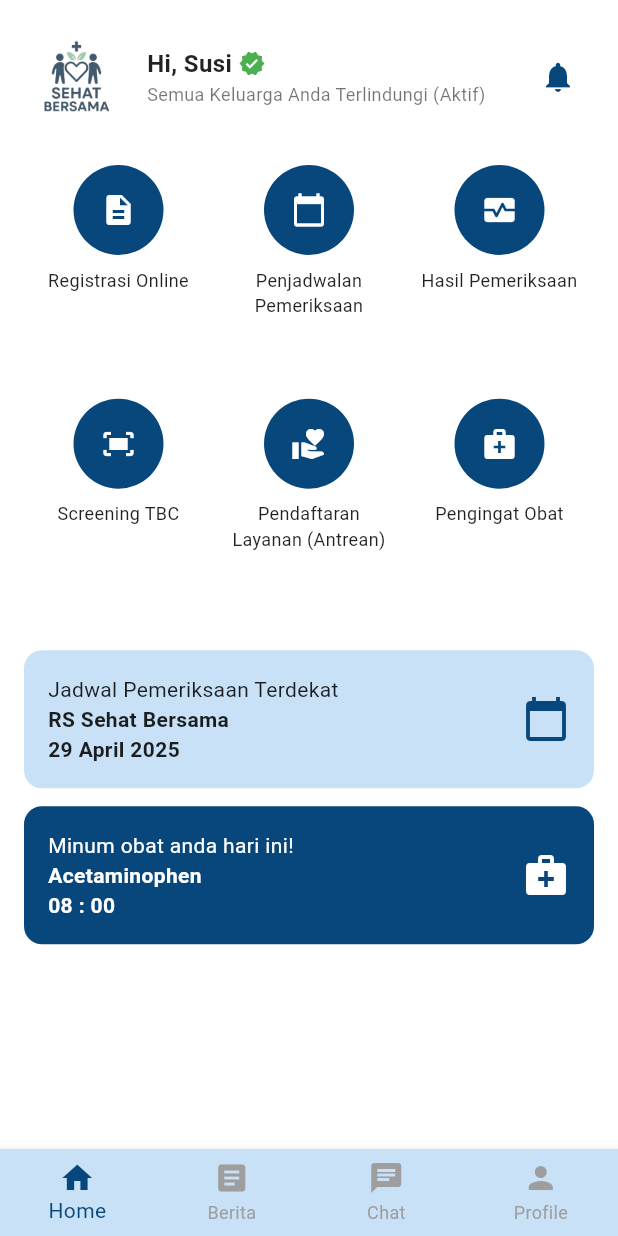
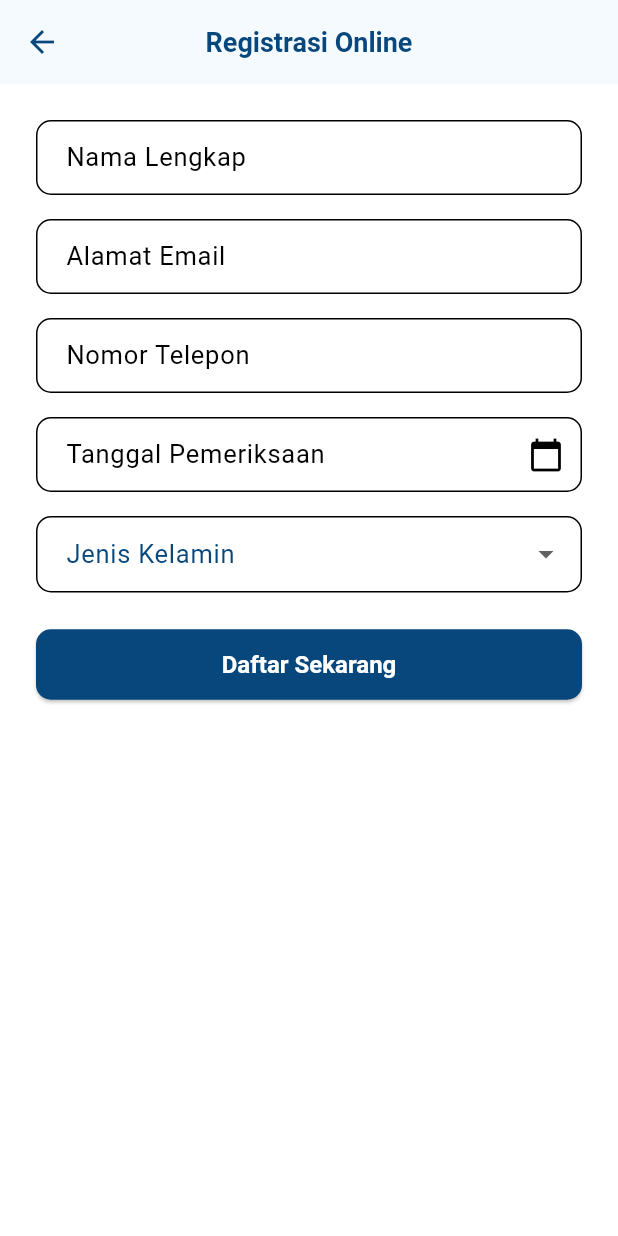
Before and after one commit to ipaddr/MPLJJ25-140-KEL-4, a Flutter app: the DashboardScreen screen opened by its route, after a tap on "Registrasi Online", on a phone screen of 412 x 824 dp. Run offline on Flutter 3.47's test engine with Material 3 defaults, Android fonts, the phone set to English and light mode, and no system bars; our stand-ins replace flutter_svg.

Commit message:
registrasi online

```diff
--- a/sehat_bersama/lib/main.dart
+++ b/sehat_bersama/lib/main.dart
@@ -12,6 +12,8 @@
 import 'screens/auth/login_petugas_screen.dart';
 import 'screens/petugas/dashboard_petugas.dart';
 import 'screens/dashboard/dashboard.dart';
+import 'screens/dashboard/registrasi/registrasi_screen.dart';
+import 'screens/dashboard/registrasi/registrasi_berhasil_screen.dart';
 
 void main() {
   runApp(
@@ -42,6 +44,8 @@
         '/login-petugas': (_) => const LoginPetugasScreen(),
         '/dashboard-petugas': (_) => const DashboardPetugasScreen(),
         '/dashboard': (_) => const DashboardScreen(),
+        '/registrasi-online': (_) => const RegistrasiOnlineScreen(),
+        '/registrasi-berhasil': (_) => const RegistrasiBerhasilScreen(),
       },
     );
   }
--- a/sehat_bersama/lib/screens/dashboard/dashboard.dart
+++ b/sehat_bersama/lib/screens/dashboard/dashboard.dart
@@ -1,5 +1,6 @@
 import 'package:flutter/material.dart';
 import 'medication/medication_reminder_screen.dart'; // Import the medication reminder screen
+import 'registrasi/registrasi_screen.dart';
 
 class DashboardScreen extends StatelessWidget {
   const DashboardScreen({super.key});
@@ -80,7 +81,19 @@ class DashboardScreen extends StatelessWidget {
                     crossAxisSpacing: 12,
                     childAspectRatio: 0.8,
                     children: [
-                      _buildMenuItem(context, "Registrasi Online", Icons.description),
+                      _buildMenuItem(
+                        context,
+                        "Registrasi Online",
+                        Icons.description,
+                        onTap: () {
+                          Navigator.push(
+                            context,
+                            MaterialPageRoute(
+                              builder: (context) => const RegistrasiOnlineScreen(),
+                            ),
+                          );
+                        },
+                      ),
                       _buildMenuItem(context, "Penjadwalan Pemeriksaan", Icons.calendar_today),
                       _buildMenuItem(context, "Hasil Pemeriksaan", Icons.monitor_heart),
                       _buildMenuItem(context, "Screening TBC", Icons.fit_screen),
--- a/sehat_bersama/lib/screens/dashboard/registrasi/registrasi_screen.dart
+++ b/sehat_bersama/lib/screens/dashboard/registrasi/registrasi_screen.dart
@@ -0,0 +1,122 @@
+import 'package:flutter/material.dart';
+
+class RegistrasiOnlineScreen extends StatefulWidget {
+  const RegistrasiOnlineScreen({super.key});
+
+  @override
+  State<RegistrasiOnlineScreen> createState() => _RegistrasiOnlineScreenState();
+}
+
+class _RegistrasiOnlineScreenState extends State<RegistrasiOnlineScreen> {
+  final _formKey = GlobalKey<FormState>();
+  final TextEditingController namaController = TextEditingController();
+  final TextEditingController emailController = TextEditingController();
+  final TextEditingController phoneController = TextEditingController();
+  final TextEditingController tanggalController = TextEditingController();
+  String? selectedGender;
+
+  @override
+  Widget build(BuildContext context) {
+    return Scaffold(
+      appBar: AppBar(
+        title: const Text("Registrasi Online"),
+        titleTextStyle: const TextStyle(
+          color: Color(0xFF07477C),
+          fontSize: 18,
+          fontWeight: FontWeight.bold,
+        ),
+        centerTitle: true,
+        backgroundColor: Colors.white,
+        elevation: 1,
+        iconTheme: const IconThemeData(color: Color(0xFF07477C)),
+      ),
+      body: Padding(
+        padding: const EdgeInsets.all(24.0),
+        child: Form(
+          key: _formKey,
+          child: ListView(
+            children: [
+              _buildInput("Nama Lengkap", namaController),
+              const SizedBox(height: 16),
+              _buildInput("Alamat Email", emailController),
+              const SizedBox(height: 16),
+              _buildInput("Nomor Telepon", phoneController),
+              const SizedBox(height: 16),
+              TextFormField(
+                controller: tanggalController,
+                readOnly: true,
+                style: const TextStyle(color: Colors.black),
+                decoration: InputDecoration(
+                  labelText: "Tanggal Pemeriksaan",
+                  labelStyle: const TextStyle(color: Colors.black),
+                  suffixIcon: const Icon(Icons.calendar_today),
+                  border: OutlineInputBorder(borderRadius: BorderRadius.circular(10)),
+                ),
+                onTap: () async {
+                  final picked = await showDatePicker(
+                    context: context,
+                    initialDate: DateTime.now(),
+                    firstDate: DateTime(2024),
+                    lastDate: DateTime(2100),
+                  );
+                  if (picked != null) {
+                    tanggalController.text =
+                        "${picked.day}/${picked.month}/${picked.year}";
+                  }
+                },
+              ),
+              const SizedBox(height: 16),
+              DropdownButtonFormField<String>(
+                value: selectedGender,
+                decoration: InputDecoration(
+                  labelText: "Jenis Kelamin",
+                  border: OutlineInputBorder(borderRadius: BorderRadius.circular(10)),
+                ),
+                items: const [
+                  DropdownMenuItem(value: "Laki-laki", child: Text("Laki-laki")),
+                  DropdownMenuItem(value: "Perempuan", child: Text("Perempuan")),
+                ],
+                onChanged: (value) {
+                  setState(() {
+                    selectedGender = value;
+                  });
+                },
+              ),
+              const SizedBox(height: 24),
+              SizedBox(
+                width: double.infinity,
+                child: ElevatedButton(
+                  onPressed: () {
+                    if (_formKey.currentState!.validate()) {
+                      Navigator.pushNamed(context, '/registrasi-berhasil');
+                    }
+                  },
+                  style: ElevatedButton.styleFrom(
+                    backgroundColor: const Color(0xFF07477C),
+                    foregroundColor: Colors.white,
+                    padding: const EdgeInsets.symmetric(vertical: 14),
+                    shape: RoundedRectangleBorder(borderRadius: BorderRadius.circular(10)),
+                  ),
+                  child: const Text("Daftar Sekarang"),
+                ),
+              )
+            ],
+          ),
+        ),
+      ),
+    );
+  }
+
+  Widget _buildInput(String label, TextEditingController controller) {
+    return TextFormField(
+      controller: controller,
+      validator: (val) => val!.isEmpty ? "Wajib diisi" : null,
+      style: const TextStyle(color: Colors.black),
+      decoration: InputDecoration(
+        labelText: label,
+        labelStyle: const TextStyle(color: Colors.black),
+        border: OutlineInputBorder(borderRadius: BorderRadius.circular(10)),
+      ),
+    );
+  }
+}
```
Also changed, not shown: sehat_bersama/lib/screens/dashboard/registrasi/registrasi_berhasil_screen.dart (added, +49 -0 lines).
